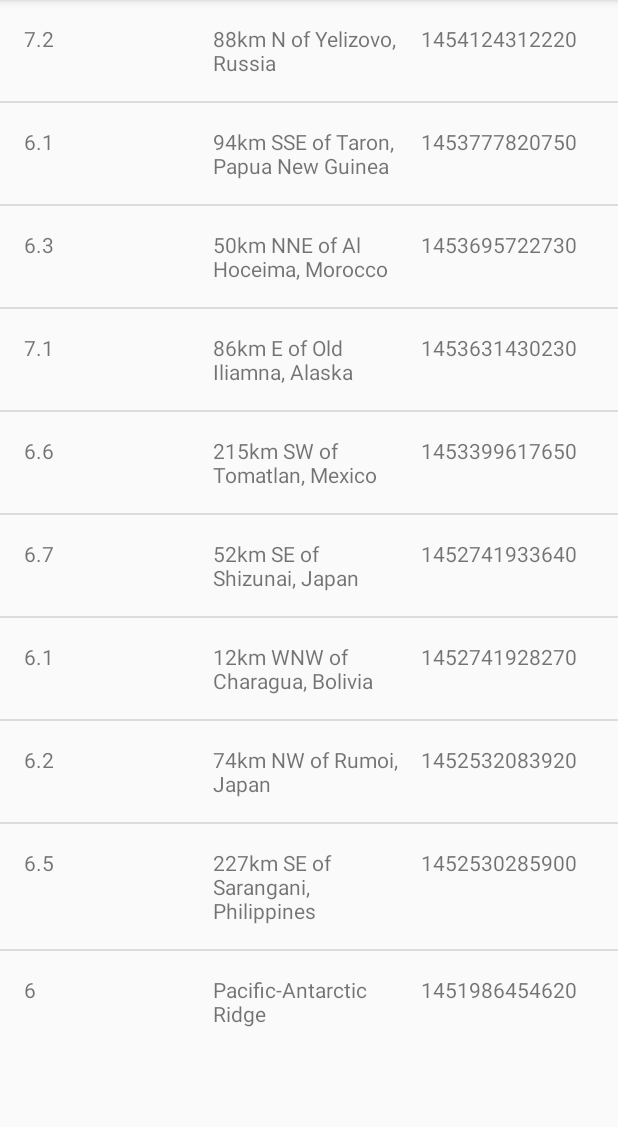
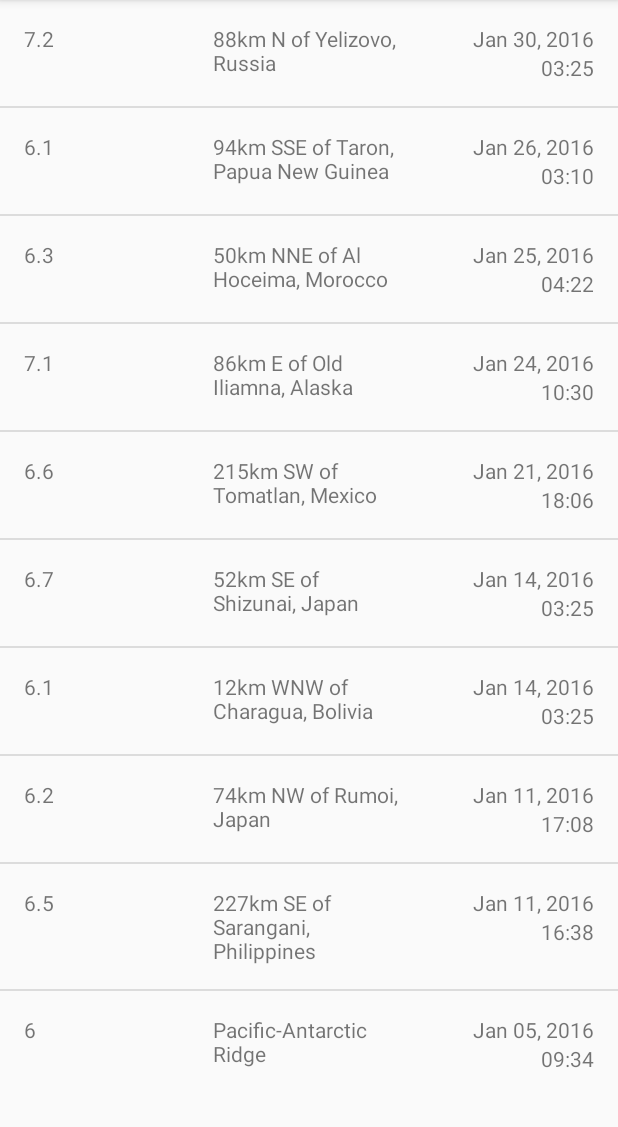
Before and after one commit to ZarifAhsan/QuakeReport, an Android app: the screen it shows after launch (EarthquakeActivity), on a phone screen of 412 x 824 dp, the part 84-1211 px from its top. Run offline under Robolectric (Android 15) with nearby library versions, the phone set to English and light mode, and no system bars.

Commit message:
date and time fixed

```diff
--- a/app/src/main/java/com/example/earthquakeactivity/Earthquake.java
+++ b/app/src/main/java/com/example/earthquakeactivity/Earthquake.java
@@ -6,12 +6,15 @@ public class Earthquake {
 
     private String mOccurrencePlace;
 
+    private String mDateOfOccurrence;
+
     private String mTimeOfOccurrence;
 
 
-    public Earthquake(String magnitude, String occurrencePlace, String timeOfOccurrence) {
+    public Earthquake(String magnitude, String occurrencePlace,String dateOfOccurrence, String timeOfOccurrence) {
         mMagnitude = magnitude;
         mOccurrencePlace = occurrencePlace;
+        mDateOfOccurrence = dateOfOccurrence;
         mTimeOfOccurrence = timeOfOccurrence;
     }
 
@@ -24,6 +27,10 @@ public class Earthquake {
         return mOccurrencePlace;
     }
 
+    public String getDateOfOccurrence() {
+        return mDateOfOccurrence;
+    }
+
     public String getTimeOfOccurrence() {
         return mTimeOfOccurrence;
     }
--- a/app/src/main/java/com/example/earthquakeactivity/EarthquakeAdapter.java
+++ b/app/src/main/java/com/example/earthquakeactivity/EarthquakeAdapter.java
@@ -36,6 +36,9 @@ public class EarthquakeAdapter extends ArrayAdapter<Earthquake> {
         TextView occurrencePlaceTextView = listItemView.findViewById(R.id.occurrence_place_text_view);
         occurrencePlaceTextView.setText(currentEarthquake.getOccurrencePlace());
 
+        TextView dateTextView = listItemView.findViewById(R.id.date_text_view);
+        dateTextView.setText(currentEarthquake.getDateOfOccurrence());
+
         TextView timeTextView = listItemView.findViewById(R.id.time_text_view);
         timeTextView.setText(currentEarthquake.getTimeOfOccurrence());
 
--- a/app/src/main/java/com/example/earthquakeactivity/QueryUtils.java
+++ b/app/src/main/java/com/example/earthquakeactivity/QueryUtils.java
@@ -1,5 +1,6 @@
 package com.example.earthquakeactivity;
 
+import android.annotation.SuppressLint;
 import android.util.Log;
 import android.widget.ScrollView;
 
@@ -7,7 +8,9 @@ import org.json.JSONException;
 import org.json.JSONArray;
 import org.json.JSONObject;
 
+import java.text.SimpleDateFormat;
 import java.util.ArrayList;
+import java.util.Date;
 
 public class QueryUtils {
 
@@ -61,10 +64,22 @@ public class QueryUtils {
                 JSONObject properties = currentEarthquake.getJSONObject("properties");
 
                 String magnitude = properties.getString("mag");
+
                 String placeName = properties.getString("place");
-                String time = properties.getString("time");
 
-                Earthquake earthquake = new Earthquake(magnitude, placeName, time);
+                long timeInMilliseconds = properties.getLong("time");
+                Date dateObject = new Date(timeInMilliseconds);
+
+                @SuppressLint("SimpleDateFormat")
+                SimpleDateFormat dateFormatter = new SimpleDateFormat("MMM DD, yyyy");
+                String dateToDisplay = dateFormatter.format(dateObject);
+
+                @SuppressLint("SimpleDateFormat")
+                SimpleDateFormat timeFormatter = new SimpleDateFormat("HH:mm");
+                String timeToDisplay = timeFormatter.format(dateObject);
+
+
+                Earthquake earthquake = new Earthquake(magnitude, placeName, dateToDisplay, timeToDisplay);
                 earthquakes.add(earthquake);
 
             }
--- a/app/src/main/res/layout/list_item.xml
+++ b/app/src/main/res/layout/list_item.xml
@@ -21,12 +21,27 @@
         android:text="@string/hello"
         android:layout_weight="1"/>
 
-    <TextView
-        android:id="@+id/time_text_view"
+    <RelativeLayout
         android:layout_width="0dp"
         android:layout_height="wrap_content"
-        android:layout_weight="1"
-        android:text="@string/hello_again"
-        android:textAlignment="center"/>
+        android:layout_weight="1">
+
+        <TextView
+            android:id="@+id/date_text_view"
+            android:layout_width="wrap_content"
+            android:layout_height="wrap_content"
+            android:text="@string/hello_again"
+            android:layout_alignParentEnd="true"/>
+
+        <TextView
+            android:id="@+id/time_text_view"
+            android:layout_width="wrap_content"
+            android:layout_height="wrap_content"
+            android:text="@string/hello"
+            android:layout_below="@id/date_text_view"
+            android:layout_alignParentEnd="true"/>
+
+    </RelativeLayout>
+
 
 </LinearLayout>
```
